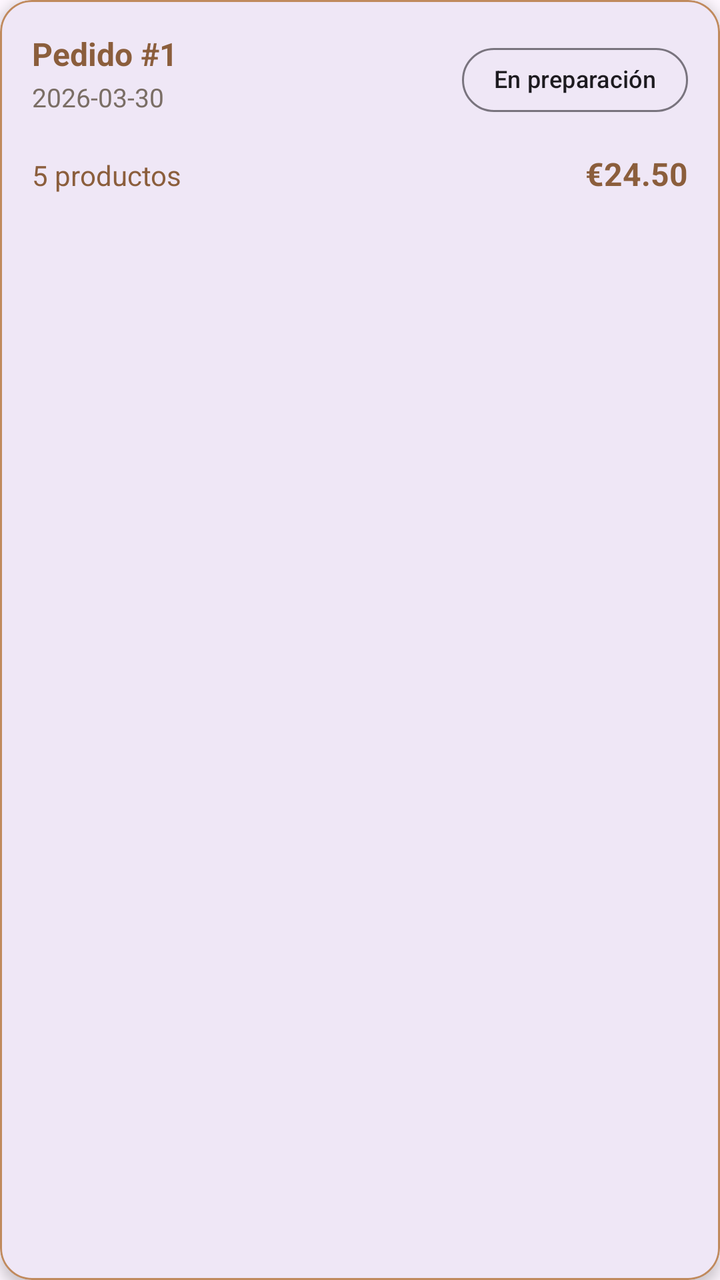
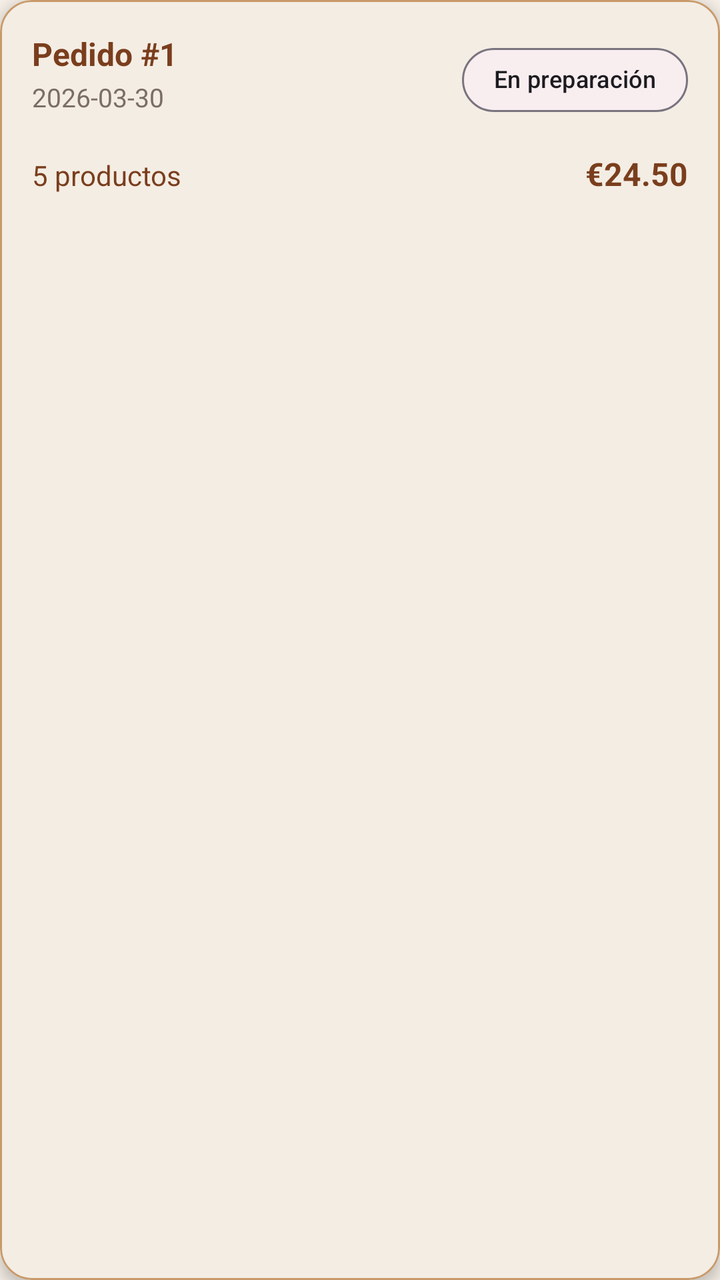

The first picture is an Android layout as it rendered before a commit; the second is the same layout after the commit. The layout source and the unified diff follow.
<!-- AndroidManifest.xml: application theme Theme.AppPanadero -->
<!-- res/layout/item_pedido.xml -->
<?xml version="1.0" encoding="utf-8"?>
<com.google.android.material.card.MaterialCardView
    xmlns:android="http://schemas.android.com/apk/res/android"
    xmlns:app="http://schemas.android.com/apk/res-auto"
    android:layout_width="match_parent"
    android:layout_height="wrap_content"
    android:layout_marginBottom="12dp"
    app:cardCornerRadius="16dp"
    app:cardElevation="4dp"
    app:strokeColor="@color/primary_color"
    app:strokeWidth="1dp"
    android:layout_marginHorizontal="4dp">

    <LinearLayout
        android:layout_width="match_parent"
        android:layout_height="wrap_content"
        android:orientation="vertical"
        android:padding="16dp">

        
        <LinearLayout
            android:layout_width="match_parent"
            android:layout_height="wrap_content"
            android:orientation="horizontal">

            
            <LinearLayout
                android:layout_width="0dp"
                android:layout_height="wrap_content"
                android:layout_weight="1"
                android:orientation="vertical">

                <TextView
                    android:id="@+id/tvNumeroPedido"
                    android:layout_width="wrap_content"
                    android:layout_height="wrap_content"
                    android:text="Pedido #1"
                    android:textStyle="bold"
                    android:textSize="16sp"
                    android:textColor="@color/primary_dark"/>

                <TextView
                    android:id="@+id/tvFecha"
                    android:layout_width="wrap_content"
                    android:layout_height="wrap_content"
                    android:text="2026-03-30"
                    android:textSize="13sp"
                    android:textColor="@color/text_secondary"
                    android:layout_marginTop="2dp"/>

            </LinearLayout>

            
            <com.google.android.material.chip.Chip
                android:id="@+id/chipEstado"
                android:layout_width="wrap_content"
                android:layout_height="wrap_content"
                android:text="En preparación"
                app:chipCornerRadius="16dp"
                app:chipStrokeWidth="1dp"
                android:textSize="12sp"/>

        </LinearLayout>

        
        <LinearLayout
            android:layout_width="match_parent"
            android:layout_height="wrap_content"
            android:orientation="horizontal"
            android:layout_marginTop="12dp">

            <TextView
                android:id="@+id/tvCantidad"
                android:layout_width="0dp"
                android:layout_height="wrap_content"
                android:layout_weight="1"
                android:text="5 productos"
                android:textSize="14sp"
                android:textColor="@color/primary_dark"/>

            <TextView
                android:id="@+id/tvPrecio"
                android:layout_width="wrap_content"
                android:layout_height="wrap_content"
                android:text="€24.50"
                android:textStyle="bold"
                android:textSize="16sp"
                android:textColor="@color/primary_dark"/>

        </LinearLayout>

    </LinearLayout>

</com.google.android.material.card.MaterialCardView>
<!-- resources referenced by this layout -->
<resources>
  <color name="primary_color">#C08A5D</color>
  <color name="primary_dark">#8B5E3C</color>
  <color name="text_secondary">#7A6E65</color>
  <style name="Theme.AppPanadero" parent="Base.Theme.AppPanadero" />
  <style name="Base.Theme.AppPanadero" parent="Theme.Material3.DayNight.NoActionBar">
          
          
      </style>
</resources>

<!-- the commit's change to res/layout/item_pedido.xml (unified diff, before → after) -->
@@ -2,14 +2,12 @@
 <com.google.android.material.card.MaterialCardView
     xmlns:android="http://schemas.android.com/apk/res/android"
     xmlns:app="http://schemas.android.com/apk/res-auto"
+    style="@style/CardSecondary"
     android:layout_width="match_parent"
     android:layout_height="wrap_content"
     android:layout_marginBottom="12dp"
-    app:cardCornerRadius="16dp"
-    app:cardElevation="4dp"
-    app:strokeColor="@color/primary_color"
-    app:strokeWidth="1dp"
-    android:layout_marginHorizontal="4dp">
+    android:layout_marginHorizontal="4dp"
+    app:strokeColor="@color/primary_color">
 
     <LinearLayout
         android:layout_width="match_parent"
@@ -56,10 +54,9 @@
                 android:layout_width="wrap_content"
                 android:layout_height="wrap_content"
                 android:text="En preparación"
+                android:textSize="12sp"
                 app:chipCornerRadius="16dp"
-                app:chipStrokeWidth="1dp"
-                android:textSize="12sp"/>
-
+                app:chipStrokeWidth="1dp"/>
         </LinearLayout>
 
         
<!-- resource entries referenced after the edit -->
@@ -1,12 +1,24 @@
 <!-- resources referenced by this layout -->
 <resources>
-  <color name="primary_color">#C08A5D</color>
-  <color name="primary_dark">#8B5E3C</color>
+  <color name="primary_color">#C89A6A</color>
+  <color name="primary_dark">#7A3E1D</color>
   <color name="text_secondary">#7A6E65</color>
+  <style name="CardSecondary" parent="Widget.MaterialComponents.CardView">
+          <item name="cardCornerRadius">16dp</item>
+          <item name="cardElevation">4dp</item>
+          <item name="cardBackgroundColor">@color/background_card</item>
+          <item name="strokeColor">@color/stroke_soft</item>
+          <item name="strokeWidth">1dp</item>
+      </style>
   <style name="Theme.AppPanadero" parent="Base.Theme.AppPanadero" />
+  <color name="background_card">#F4EDE4</color>
+  <color name="stroke_soft">#E0D6CC</color>
   <style name="Base.Theme.AppPanadero" parent="Theme.Material3.DayNight.NoActionBar">
-          
-          
+          <item name="android:colorBackground">@color/background</item>
+          <item name="colorPrimary">@color/primary_color</item>
+          <item name="colorOnPrimary">@color/white</item>
       </style>
+  <color name="background">#F5EFE7</color>
+  <color name="white">#FFFFFF</color>
 </resources>
 
